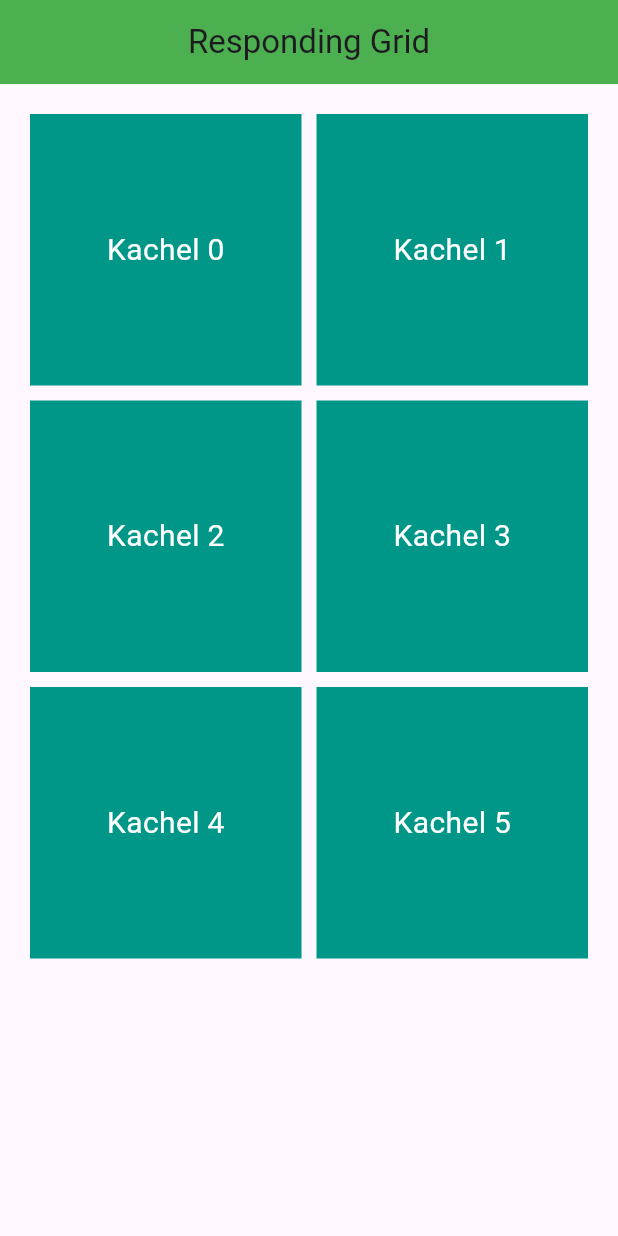
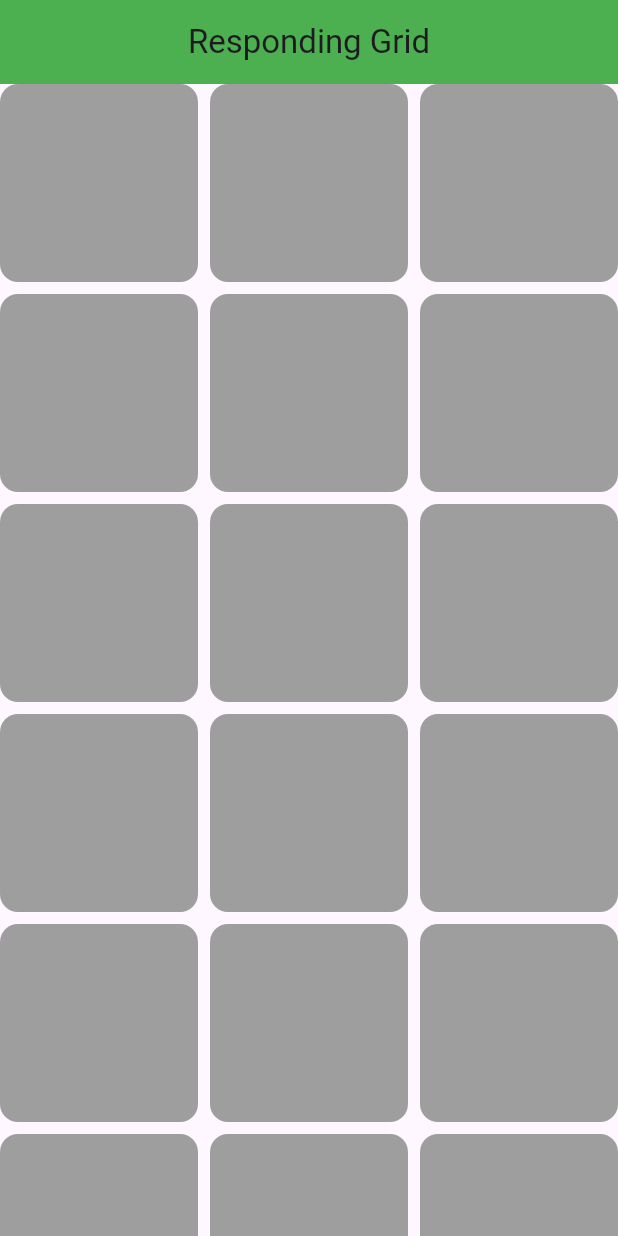
Before and after one commit to SHADOW383-svg/First-Flutter, a Flutter app: the screen it shows after launch, on a phone screen of 412 x 824 dp. Run offline on Flutter 3.47's test engine with Material 3 defaults, Android fonts, the light colour scheme and no system bars.

Commit message:
reactive fields (Provider)

```diff
--- a/lib/main.dart
+++ b/lib/main.dart
@@ -21,6 +21,34 @@ class HomePage extends StatefulWidget {
   State<HomePage> createState() => _HomePageState();
 }
 
+class GridItem {
+  bool selected;
+
+  GridItem(this.selected);
+}
+
+final items = List.generate(20, (_) => GridItem(false));
+
+class GridTileWidget extends StatelessWidget {
+  final GridItem item;
+  final VoidCallback onToggle;
+
+  const GridTileWidget({super.key, required this.item, required this.onToggle});
+
+  @override
+  Widget build(BuildContext context) {
+    return GestureDetector(
+      onTap: onToggle,
+      child: Container(
+        decoration: BoxDecoration(
+          color: item.selected ? Colors.blue : Colors.grey,
+          borderRadius: BorderRadius.circular(12),
+        ),
+      ),
+    );
+  }
+}
+
 class _HomePageState extends State<HomePage> {
   // Name konsistent: tileColors
   List<Color> tileColors = List.generate(6, (_) => Colors.teal);
@@ -42,27 +70,20 @@ class _HomePageState extends State<HomePage> {
         backgroundColor: Colors.green,
       ),
       body: GridView.builder(
-        padding: const EdgeInsets.all(20),
-        // gridDelegate ist zwingend bei GridView.builder
         gridDelegate: const SliverGridDelegateWithFixedCrossAxisCount(
-          crossAxisCount: 2, // Anzahl Spalten
-          crossAxisSpacing: 10, // Abstand horizontal
-          mainAxisSpacing: 10, // Abstand vertikal
-          // optional: childAspectRatio: 1, // Seitenverhältnis der Zellen
+          crossAxisCount: 3,
+          mainAxisSpacing: 8,
+          crossAxisSpacing: 8,
         ),
-        itemCount: tileColors.length,
+        itemCount: items.length,
         itemBuilder: (context, index) {
-          return GestureDetector(
-            onTap: () => toggle(index),
-            child: Container(
-              color: tileColors[index],
-              child: Center(
-                child: Text(
-                  "Kachel $index",
-                  style: const TextStyle(fontSize: 20, color: Colors.white),
-                ),
-              ),
-            ),
+          return GridTileWidget(
+            item: items[index],
+            onToggle: () {
+              setState(() {
+                items[index].selected = !items[index].selected;
+              });
+            },
           );
         },
       ),
```
